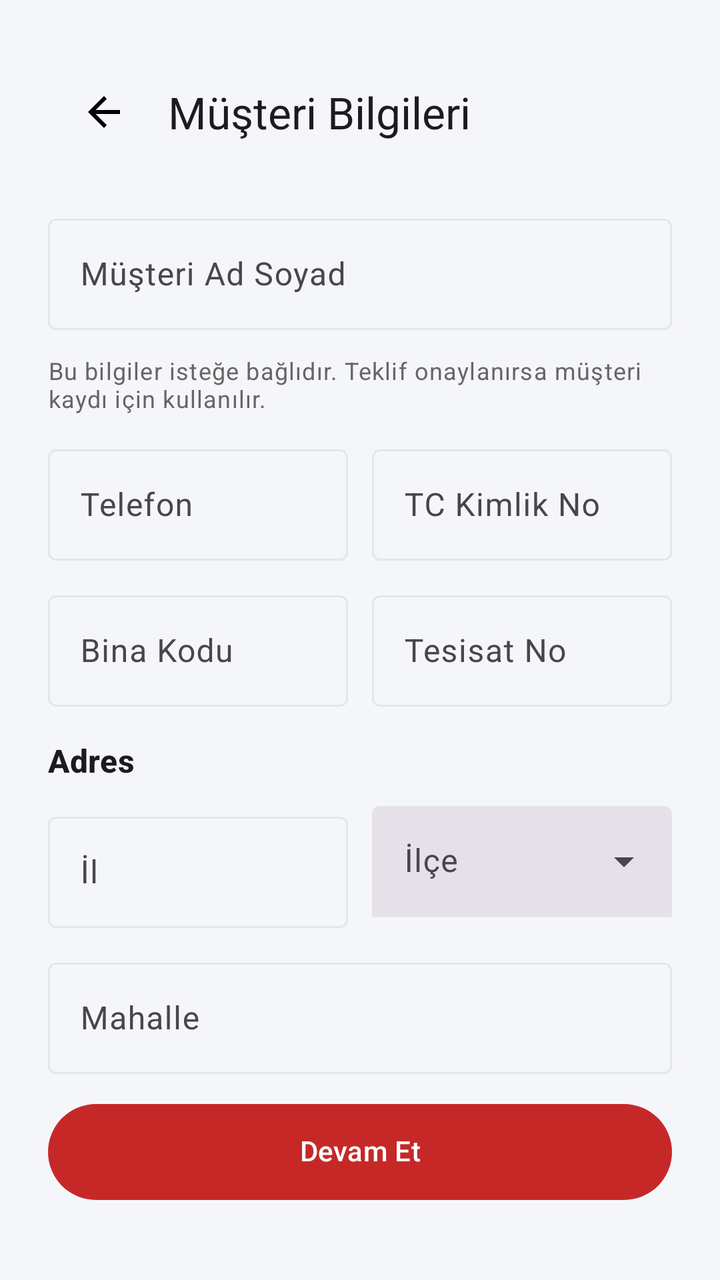
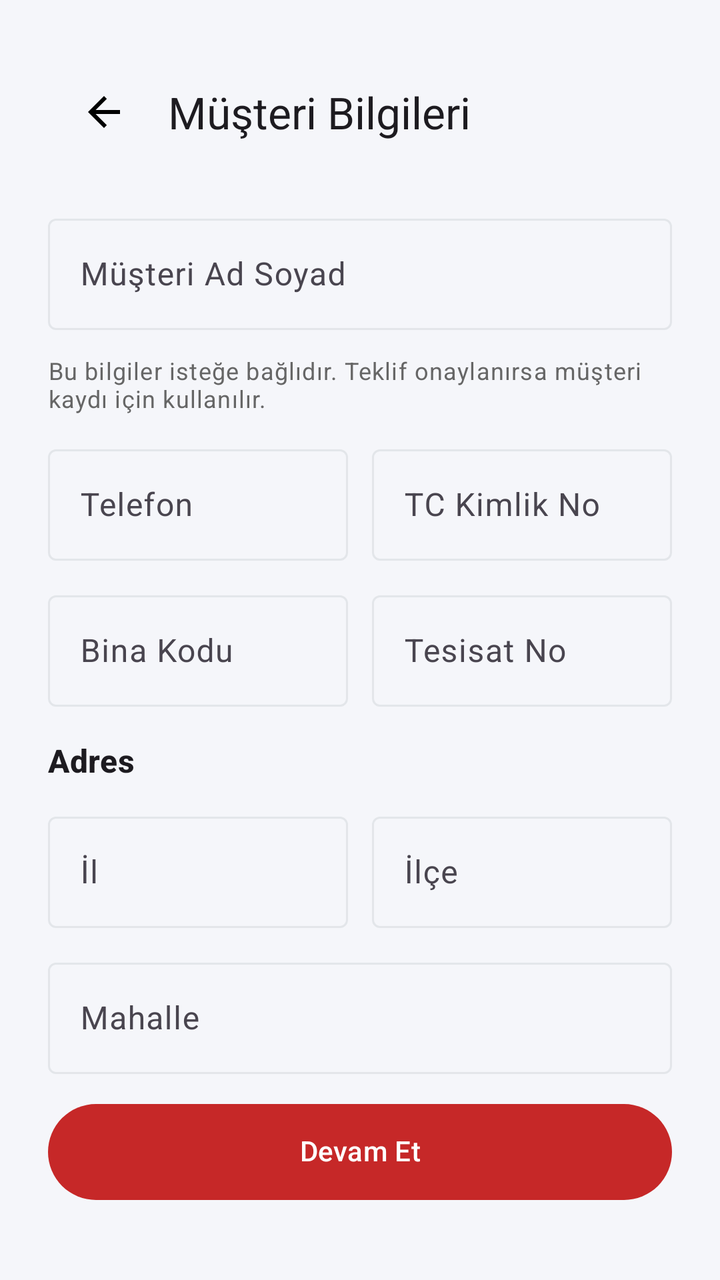

Screens rendered from an Android XML layout before and after an edit, with the pre-edit source and the edit as a unified diff.
<!-- AndroidManifest.xml: application theme Theme.RotaUygulama -->
<!-- res/layout/fragment_quote_customer.xml -->
<?xml version="1.0" encoding="utf-8"?>
<androidx.constraintlayout.widget.ConstraintLayout xmlns:android="http://schemas.android.com/apk/res/android"
    xmlns:app="http://schemas.android.com/apk/res-auto"
    xmlns:tools="http://schemas.android.com/tools"
    android:layout_width="match_parent"
    android:layout_height="match_parent"
    android:background="@color/bg_light"
    android:padding="@dimen/space_l"
    tools:context="com.ahmetsudeys.rotauygulama.ui.quote.QuoteCustomerFragment">

    <com.google.android.material.appbar.MaterialToolbar
        android:id="@+id/toolbar"
        android:layout_width="0dp"
        android:layout_height="wrap_content"
        android:background="@android:color/transparent"
        app:layout_constraintEnd_toEndOf="parent"
        app:layout_constraintStart_toStartOf="parent"
        app:layout_constraintTop_toTopOf="parent"
        app:navigationIcon="@drawable/ic_back"
        app:title="@string/quote_customer_title" />

    <androidx.core.widget.NestedScrollView
        android:id="@+id/scroll_content"
        android:layout_width="0dp"
        android:layout_height="0dp"
        android:layout_marginTop="@dimen/space_m"
        android:fillViewport="true"
        android:overScrollMode="never"
        app:layout_constraintBottom_toTopOf="@id/button_continue"
        app:layout_constraintEnd_toEndOf="parent"
        app:layout_constraintStart_toStartOf="parent"
        app:layout_constraintTop_toBottomOf="@id/toolbar">

        <androidx.constraintlayout.widget.ConstraintLayout
            android:layout_width="match_parent"
            android:layout_height="wrap_content">

            <com.google.android.material.textfield.TextInputLayout
                android:id="@+id/input_customer_name"
                android:layout_width="0dp"
                android:layout_height="wrap_content"
                app:layout_constraintEnd_toEndOf="parent"
                app:layout_constraintStart_toStartOf="parent"
                app:layout_constraintTop_toTopOf="parent">

                <com.google.android.material.textfield.TextInputEditText
                    android:id="@+id/edit_customer_name"
                    android:layout_width="match_parent"
                    android:layout_height="wrap_content"
                    android:hint="@string/customer_name_hint"
                    android:inputType="textPersonName" />
            </com.google.android.material.textfield.TextInputLayout>

            <TextView
                android:id="@+id/text_optional_note"
                android:layout_width="0dp"
                android:layout_height="wrap_content"
                android:layout_marginTop="@dimen/space_s"
                android:text="@string/quote_customer_details_note"
                android:textAppearance="?attr/textAppearanceBodySmall"
                android:textColor="@color/text_secondary"
                app:layout_constraintEnd_toEndOf="parent"
                app:layout_constraintStart_toStartOf="parent"
                app:layout_constraintTop_toBottomOf="@id/input_customer_name" />

            <com.google.android.material.textfield.TextInputLayout
                android:id="@+id/input_phone"
                android:layout_width="0dp"
                android:layout_height="wrap_content"
                android:layout_marginTop="@dimen/space_s"
                app:layout_constraintEnd_toStartOf="@id/input_tc_no"
                app:layout_constraintHorizontal_weight="1"
                app:layout_constraintStart_toStartOf="parent"
                app:layout_constraintTop_toBottomOf="@id/text_optional_note">

                <com.google.android.material.textfield.TextInputEditText
                    android:id="@+id/edit_phone"
                    android:layout_width="match_parent"
                    android:layout_height="wrap_content"
                    android:hint="@string/customer_phone"
                    android:maxLength="11"
                    android:digits="0123456789"
                    android:inputType="phone" />
            </com.google.android.material.textfield.TextInputLayout>

            <com.google.android.material.textfield.TextInputLayout
                android:id="@+id/input_tc_no"
                android:layout_width="0dp"
                android:layout_height="wrap_content"
                android:layout_marginStart="@dimen/space_s"
                app:layout_constraintEnd_toEndOf="parent"
                app:layout_constraintHorizontal_weight="1"
                app:layout_constraintStart_toEndOf="@id/input_phone"
                app:layout_constraintTop_toTopOf="@id/input_phone">

                <com.google.android.material.textfield.TextInputEditText
                    android:id="@+id/edit_tc_no"
                    android:layout_width="match_parent"
                    android:layout_height="wrap_content"
                    android:hint="@string/customer_tc_no"
                    android:maxLength="11"
                    android:digits="0123456789"
                    android:inputType="number" />
            </com.google.android.material.textfield.TextInputLayout>

            <com.google.android.material.textfield.TextInputLayout
                android:id="@+id/input_building_code"
                android:layout_width="0dp"
                android:layout_height="wrap_content"
                android:layout_marginTop="@dimen/space_s"
                app:layout_constraintEnd_toStartOf="@id/input_installation_no"
                app:layout_constraintHorizontal_weight="1"
                app:layout_constraintStart_toStartOf="parent"
                app:layout_constraintTop_toBottomOf="@id/input_phone">

                <com.google.android.material.textfield.TextInputEditText
                    android:id="@+id/edit_building_code"
                    android:layout_width="match_parent"
                    android:layout_height="wrap_content"
                    android:hint="@string/customer_building_code"
                    android:inputType="text" />
            </com.google.android.material.textfield.TextInputLayout>

            <com.google.android.material.textfield.TextInputLayout
                android:id="@+id/input_installation_no"
                android:layout_width="0dp"
                android:layout_height="wrap_content"
                android:layout_marginStart="@dimen/space_s"
                app:layout_constraintEnd_toEndOf="parent"
                app:layout_constraintHorizontal_weight="1"
                app:layout_constraintStart_toEndOf="@id/input_building_code"
                app:layout_constraintTop_toTopOf="@id/input_building_code">

                <com.google.android.material.textfield.TextInputEditText
                    android:id="@+id/edit_installation_no"
                    android:layout_width="match_parent"
                    android:layout_height="wrap_content"
                    android:hint="@string/customer_installation_no"
                    android:inputType="text" />
            </com.google.android.material.textfield.TextInputLayout>

            <TextView
                android:id="@+id/text_address_section"
                android:layout_width="0dp"
                android:layout_height="wrap_content"
                android:layout_marginTop="@dimen/space_m"
                android:text="@string/address_section"
                android:textAppearance="?attr/textAppearanceTitleMedium"
                android:textStyle="bold"
                app:layout_constraintEnd_toEndOf="parent"
                app:layout_constraintStart_toStartOf="parent"
                app:layout_constraintTop_toBottomOf="@id/input_building_code" />

            <com.google.android.material.textfield.TextInputLayout
                android:id="@+id/input_city"
                android:layout_width="0dp"
                android:layout_height="wrap_content"
                android:layout_marginTop="@dimen/space_s"
                app:layout_constraintEnd_toStartOf="@id/input_district"
                app:layout_constraintHorizontal_weight="1"
                app:layout_constraintStart_toStartOf="parent"
                app:layout_constraintTop_toBottomOf="@id/text_address_section">

                <com.google.android.material.textfield.TextInputEditText
                    android:id="@+id/edit_city"
                    android:layout_width="match_parent"
                    android:layout_height="wrap_content"
                    android:hint="@string/address_city"
                    android:inputType="textCapWords" />
            </com.google.android.material.textfield.TextInputLayout>

            <com.google.android.material.textfield.TextInputLayout
                android:id="@+id/input_district"
                style="@style/Widget.Material3.TextInputLayout.FilledBox.ExposedDropdownMenu"
                android:layout_width="0dp"
                android:layout_height="wrap_content"
                android:layout_marginStart="@dimen/space_s"
                android:hint="@string/address_district"
                app:layout_constraintEnd_toEndOf="parent"
                app:layout_constraintHorizontal_weight="1"
                app:layout_constraintStart_toEndOf="@id/input_city"
                app:layout_constraintTop_toTopOf="@id/input_city">

                <com.google.android.material.textfield.MaterialAutoCompleteTextView
                    android:id="@+id/edit_district"
                    android:layout_width="match_parent"
                    android:layout_height="wrap_content"
                    android:inputType="textCapWords"
                    android:cursorVisible="true" />
            </com.google.android.material.textfield.TextInputLayout>

            <com.google.android.material.textfield.TextInputLayout
                android:id="@+id/input_neighborhood"
                android:layout_width="0dp"
                android:layout_height="wrap_content"
                android:layout_marginTop="@dimen/space_s"
                app:layout_constraintEnd_toEndOf="parent"
                app:layout_constraintStart_toStartOf="parent"
                app:layout_constraintTop_toBottomOf="@id/input_city">

                <com.google.android.material.textfield.TextInputEditText
                    android:id="@+id/edit_neighborhood"
                    android:layout_width="match_parent"
                    android:layout_height="wrap_content"
                    android:hint="@string/address_neighborhood"
                    android:inputType="textCapWords" />
            </com.google.android.material.textfield.TextInputLayout>

            <com.google.android.material.textfield.TextInputLayout
                android:id="@+id/input_street"
                android:layout_width="0dp"
                android:layout_height="wrap_content"
                android:layout_marginTop="@dimen/space_s"
                app:layout_constraintEnd_toEndOf="parent"
                app:layout_constraintStart_toStartOf="parent"
                app:layout_constraintTop_toBottomOf="@id/input_neighborhood">

                <com.google.android.material.textfield.TextInputEditText
                    android:id="@+id/edit_street"
                    android:layout_width="match_parent"
                    android:layout_height="wrap_content"
                    android:hint="@string/address_street"
                    android:inputType="textCapSentences" />
            </com.google.android.material.textfield.TextInputLayout>

            <com.google.android.material.textfield.TextInputLayout
                android:id="@+id/input_building_no"
                android:layout_width="0dp"
                android:layout_height="wrap_content"
                android:layout_marginTop="@dimen/space_s"
                app:layout_constraintEnd_toStartOf="@id/input_apartment_no"
                app:layout_constraintHorizontal_weight="1"
                app:layout_constraintStart_toStartOf="parent"
                app:layout_constraintTop_toBottomOf="@id/input_street">

                <com.google.android.material.textfield.TextInputEditText
                    android:id="@+id/edit_building_no"
                    android:layout_width="match_parent"
                    android:layout_height="wrap_content"
                    android:hint="@string/address_building_no"
                    android:inputType="text" />
            </com.google.android.material.textfield.TextInputLayout>

            <com.google.android.material.textfield.TextInputLayout
                android:id="@+id/input_apartment_no"
                android:layout_width="0dp"
                android:layout_height="wrap_content"
                android:layout_marginStart="@dimen/space_s"
                app:layout_constraintEnd_toEndOf="parent"
                app:layout_constraintHorizontal_weight="1"
                app:layout_constraintStart_toEndOf="@id/input_building_no"
                app:layout_constraintTop_toTopOf="@id/input_building_no">

                <com.google.android.material.textfield.TextInputEditText
                    android:id="@+id/edit_apartment_no"
                    android:layout_width="match_parent"
                    android:layout_height="wrap_content"
                    android:hint="@string/address_apartment_no"
                    android:inputType="text" />
            </com.google.android.material.textfield.TextInputLayout>

            <TextView
                android:id="@+id/text_use_current_location"
                android:layout_width="0dp"
                android:layout_height="wrap_content"
                android:layout_marginTop="@dimen/space_s"
                android:text="@string/use_current_location"
                android:textAppearance="?attr/textAppearanceBodyMedium"
                android:textColor="@color/brand_blue"
                android:textStyle="bold"
                android:clickable="true"
                android:focusable="true"
                android:paddingTop="2dp"
                android:paddingBottom="2dp"
                app:layout_constraintEnd_toEndOf="parent"
                app:layout_constraintStart_toStartOf="parent"
                app:layout_constraintTop_toBottomOf="@id/input_building_no" />

            <com.google.android.material.checkbox.MaterialCheckBox
                android:id="@+id/checkbox_painted"
                android:layout_width="0dp"
                android:layout_height="wrap_content"
                android:layout_marginTop="@dimen/space_s"
                android:text="@string/painted"
                app:buttonTint="@color/brand_blue"
                app:layout_constraintEnd_toEndOf="parent"
                app:layout_constraintStart_toStartOf="parent"
                app:layout_constraintTop_toBottomOf="@id/text_use_current_location" />

            <com.google.android.material.textfield.TextInputLayout
                android:id="@+id/input_customer_note"
                android:layout_width="0dp"
                android:layout_height="wrap_content"
                android:layout_marginTop="@dimen/space_s"
                app:layout_constraintEnd_toEndOf="parent"
                app:layout_constraintStart_toStartOf="parent"
                app:layout_constraintTop_toBottomOf="@id/checkbox_painted">

                <com.google.android.material.textfield.TextInputEditText
                    android:id="@+id/edit_customer_note"
                    android:layout_width="match_parent"
                    android:layout_height="wrap_content"
                    android:hint="@string/note_hint"
                    android:inputType="textMultiLine"
                    android:minLines="2"
                    android:maxLines="4" />
            </com.google.android.material.textfield.TextInputLayout>

        </androidx.constraintlayout.widget.ConstraintLayout>
    </androidx.core.widget.NestedScrollView>

    <com.google.android.material.button.MaterialButton
        android:id="@+id/button_continue"
        style="@style/Widget.Rota.Button.Primary"
        android:layout_width="0dp"
        android:layout_height="wrap_content"
        android:layout_marginTop="@dimen/space_l"
        android:layout_marginBottom="@dimen/space_m"
        android:text="@string/continue_text"
        app:layout_constraintEnd_toEndOf="parent"
        app:layout_constraintStart_toStartOf="parent"
        app:layout_constraintBottom_toBottomOf="parent" />

</androidx.constraintlayout.widget.ConstraintLayout>
<!-- resources referenced by this layout -->
<resources>
  <color name="bg_light">#FFF5F6FA</color>
  <color name="brand_blue">#FF1976D2</color>
  <color name="text_secondary">#FF666666</color>
  <dimen name="space_l">24dp</dimen>
  <dimen name="space_m">16dp</dimen>
  <dimen name="space_s">12dp</dimen>
  <!-- drawable ic_back (drawable) -->
  <?xml version="1.0" encoding="utf-8"?>
  <vector xmlns:android="http://schemas.android.com/apk/res/android"
      android:width="24dp"
      android:height="24dp"
      android:viewportWidth="24"
      android:viewportHeight="24">
      <path
          android:fillColor="?attr/colorOnSurface"
          android:pathData="M20,11H7.83l5.59,-5.59L12,4l-8,8 8,8 1.41,-1.41L7.83,13H20v-2z" />
  </vector>
  <string name="address_apartment_no">Daire No</string>
  <string name="address_building_no">Bina No</string>
  <string name="address_city">İl</string>
  <string name="address_district">İlçe</string>
  <string name="address_neighborhood">Mahalle</string>
  <string name="address_section">Adres</string>
  <string name="address_street">Sokak / Cadde</string>
  <string name="continue_text">Devam Et</string>
  <string name="customer_building_code">Bina Kodu</string>
  <string name="customer_installation_no">Tesisat No</string>
  <string name="customer_name_hint">Müşteri Ad Soyad</string>
  <string name="customer_phone">Telefon</string>
  <string name="customer_tc_no">TC Kimlik No</string>
  <string name="note_hint">Not</string>
  <string name="painted">Boyalı</string>
  <string name="quote_customer_details_note">Bu bilgiler isteğe bağlıdır. Teklif onaylanırsa müşteri kaydı için kullanılır.</string>
  <string name="quote_customer_title">Müşteri Bilgileri</string>
  <string name="use_current_location">Şu anki konumu kullan..</string>
  <style name="Widget.Rota.Button.Primary" parent="Widget.Material3.Button">
          <item name="cornerRadius">@dimen/radius_pill</item>
          <item name="android:insetLeft">0dp</item>
          <item name="android:insetRight">0dp</item>
          <item name="android:insetTop">0dp</item>
          <item name="android:insetBottom">0dp</item>
          <item name="android:minHeight">48dp</item>
          <item name="android:gravity">center</item>
          <item name="android:includeFontPadding">false</item>
          <item name="android:textColor">@color/white</item>
          <item name="backgroundTint">@color/brand_red</item>
      </style>
  <style name="Theme.RotaUygulama" parent="Base.Theme.RotaUygulama" />
  <dimen name="radius_pill">28dp</dimen>
  <color name="white">#FFFFFFFF</color>
  <color name="brand_red">#FFC62828</color>
  <style name="Base.Theme.RotaUygulama" parent="Theme.Material3.DayNight.NoActionBar">
          
          <item name="colorPrimary">@color/brand_red</item>
          <item name="colorOnPrimary">@color/white</item>
          <item name="colorSurface">@color/surface_white</item>
          <item name="colorOnSurface">@color/black</item>
          <item name="colorOutline">@color/outline_light</item>
  
          <item name="android:colorBackground">@color/bg_light</item>
          <item name="android:statusBarColor">@color/bg_light</item>
          <item name="android:navigationBarColor">@color/bg_light</item>
          <item name="android:forceDarkAllowed" tools:targetApi="q">false</item>
  
          
          <item name="materialButtonStyle">@style/Widget.Rota.Button.Primary</item>
      </style>
  <color name="surface_white">#FFFFFFFF</color>
  <color name="black">#FF000000</color>
  <color name="outline_light">#FFE3E6EA</color>
</resources>

<!-- the commit's change to res/layout/fragment_quote_customer.xml (unified diff, before → after) -->
@@ -171,22 +171,20 @@
 
             <com.google.android.material.textfield.TextInputLayout
                 android:id="@+id/input_district"
-                style="@style/Widget.Material3.TextInputLayout.FilledBox.ExposedDropdownMenu"
                 android:layout_width="0dp"
                 android:layout_height="wrap_content"
                 android:layout_marginStart="@dimen/space_s"
-                android:hint="@string/address_district"
                 app:layout_constraintEnd_toEndOf="parent"
                 app:layout_constraintHorizontal_weight="1"
                 app:layout_constraintStart_toEndOf="@id/input_city"
                 app:layout_constraintTop_toTopOf="@id/input_city">
 
-                <com.google.android.material.textfield.MaterialAutoCompleteTextView
+                <com.google.android.material.textfield.TextInputEditText
                     android:id="@+id/edit_district"
                     android:layout_width="match_parent"
                     android:layout_height="wrap_content"
-                    android:inputType="textCapWords"
-                    android:cursorVisible="true" />
+                    android:hint="@string/address_district"
+                    android:inputType="textCapWords" />
             </com.google.android.material.textfield.TextInputLayout>
 
             <com.google.android.material.textfield.TextInputLayout
